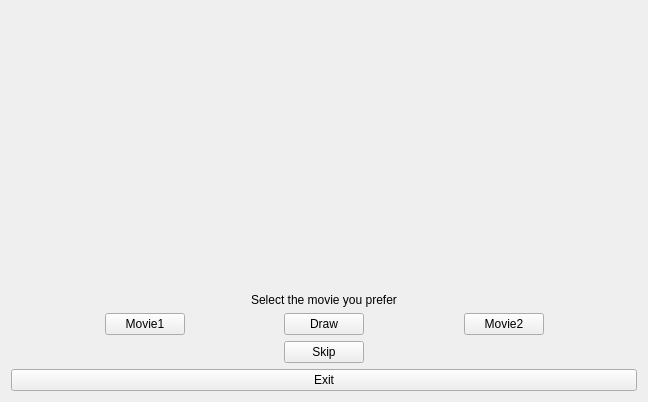
The window that gui/forms/moviematch.ui (teogramm/moviesort) describes before a commit, drawn with Qt 5.
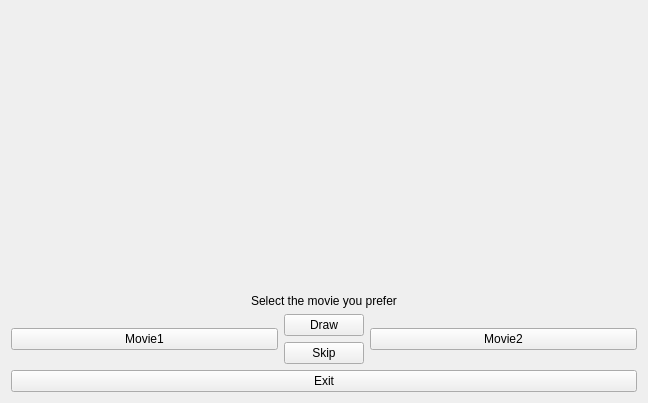
The same window after the commit.

Commit message: Complete MovieMatchPanel basic functionality

Patch:
```diff
--- a/gui/forms/moviematch.ui
+++ b/gui/forms/moviematch.ui
@@ -7,161 +7,113 @@
     <x>0</x>
     <y>0</y>
     <width>648</width>
-    <height>402</height>
+    <height>403</height>
    </rect>
   </property>
   <property name="windowTitle">
    <string>Form</string>
   </property>
-  <layout class="QGridLayout" name="gridLayout">
-   <item row="3" column="0">
-    <layout class="QHBoxLayout" name="horizontalLayout_2">
-     <item>
-      <spacer name="horizontalSpacer">
-       <property name="orientation">
-        <enum>Qt::Horizontal</enum>
-       </property>
-       <property name="sizeHint" stdset="0">
-        <size>
-         <width>40</width>
-         <height>20</height>
-        </size>
-       </property>
-      </spacer>
-     </item>
-     <item>
-      <widget class="QPushButton" name="skipButton">
-       <property name="text">
-        <string>Skip</string>
-       </property>
-      </widget>
-     </item>
-     <item>
-      <spacer name="horizontalSpacer_2">
-       <property name="orientation">
-        <enum>Qt::Horizontal</enum>
-       </property>
-       <property name="sizeHint" stdset="0">
-        <size>
-         <width>40</width>
-         <height>20</height>
-        </size>
-       </property>
-      </spacer>
-     </item>
-    </layout>
-   </item>
-   <item row="1" column="0">
-    <widget class="QLabel" name="label">
-     <property name="text">
-      <string>Select the movie you prefer</string>
-     </property>
-     <property name="alignment">
-      <set>Qt::AlignCenter</set>
-     </property>
-    </widget>
-   </item>
-   <item row="4" column="0">
-    <widget class="QPushButton" name="exitButton">
-     <property name="text">
-      <string>Exit</string>
-     </property>
-    </widget>
-   </item>
-   <item row="0" column="0">
+  <layout class="QVBoxLayout" name="verticalLayout_3">
+   <item>
     <spacer name="verticalSpacer">
      <property name="orientation">
       <enum>Qt::Vertical</enum>
      </property>
+     <property name="sizeType">
+      <enum>QSizePolicy::MinimumExpanding</enum>
+     </property>
      <property name="sizeHint" stdset="0">
       <size>
-       <width>20</width>
-       <height>40</height>
+       <width>0</width>
+       <height>0</height>
       </size>
      </property>
     </spacer>
    </item>
-   <item row="2" column="0">
+   <item>
+    <widget class="QLabel" name="label">
+     <property name="text">
+      <string>Select the movie you prefer</string>
+     </property>
+     <property name="alignment">
+      <set>Qt::AlignCenter</set>
+     </property>
+    </widget>
+   </item>
+   <item>
     <layout class="QVBoxLayout" name="verticalLayout">
      <item>
       <layout class="QHBoxLayout" name="horizontalLayout">
-       <item>
-        <spacer name="horizontalSpacer_4">
-         <property name="orientation">
-          <enum>Qt::Horizontal</enum>
-         </property>
-         <property name="sizeHint" stdset="0">
-          <size>
-           <width>40</width>
-           <height>20</height>
-          </size>
-         </property>
-        </spacer>
-       </item>
        <item>
         <widget class="QPushButton" name="movie1Button">
+         <property name="sizePolicy">
+          <sizepolicy hsizetype="Ignored" vsizetype="Fixed">
+           <horstretch>0</horstretch>
+           <verstretch>0</verstretch>
+          </sizepolicy>
+         </property>
          <property name="text">
           <string>Movie1</string>
          </property>
         </widget>
        </item>
        <item>
-        <spacer name="horizontalSpacer_3">
-         <property name="orientation">
-          <enum>Qt::Horizontal</enum>
+        <layout class="QVBoxLayout" name="verticalLayout_2">
+         <property name="sizeConstraint">
+          <enum>QLayout::SetMaximumSize</enum>
          </property>
-         <property name="sizeHint" stdset="0">
-          <size>
-           <width>40</width>
-           <height>20</height>
-          </size>
-         </property>
-        </spacer>
-       </item>
-       <item>
-        <widget class="QPushButton" name="drawButton">
-         <property name="text">
-          <string>Draw</string>
-         </property>
-        </widget>
-       </item>
-       <item>
-        <spacer name="horizontalSpacer_6">
-         <property name="orientation">
-          <enum>Qt::Horizontal</enum>
-         </property>
-         <property name="sizeHint" stdset="0">
-          <size>
-           <width>40</width>
-           <height>20</height>
-          </size>
-         </property>
-        </spacer>
+         <item>
+          <widget class="QPushButton" name="drawButton">
+           <property name="sizePolicy">
+            <sizepolicy hsizetype="Maximum" vsizetype="Fixed">
+             <horstretch>0</horstretch>
+             <verstretch>0</verstretch>
+            </sizepolicy>
+           </property>
+           <property name="text">
+            <string>Draw</string>
+           </property>
+          </widget>
+         </item>
+         <item>
+          <widget class="QPushButton" name="skipButton">
+           <property name="sizePolicy">
+            <sizepolicy hsizetype="Maximum" vsizetype="Fixed">
+             <horstretch>0</horstretch>
+             <verstretch>0</verstretch>
+            </sizepolicy>
+           </property>
+           <property name="text">
+            <string>Skip</string>
+           </property>
+          </widget>
+         </item>
+        </layout>
        </item>
        <item>
         <widget class="QPushButton" name="movie2Button">
+         <property name="sizePolicy">
+          <sizepolicy hsizetype="Ignored" vsizetype="Fixed">
+           <horstretch>0</horstretch>
+           <verstretch>0</verstretch>
+          </sizepolicy>
+         </property>
          <property name="text">
           <string>Movie2</string>
          </property>
         </widget>
        </item>
-       <item>
-        <spacer name="horizontalSpacer_5">
-         <property name="orientation">
-          <enum>Qt::Horizontal</enum>
-         </property>
-         <property name="sizeHint" stdset="0">
-          <size>
-           <width>40</width>
-           <height>20</height>
-          </size>
-         </property>
-        </spacer>
-       </item>
       </layout>
      </item>
     </layout>
    </item>
+   <item>
+    <widget class="QPushButton" name="exitButton">
+     <property name="text">
+      <string>Exit</string>
+     </property>
+    </widget>
+   </item>
   </layout>
  </widget>
  <resources/>
```
The commit also changes 6 other files.
